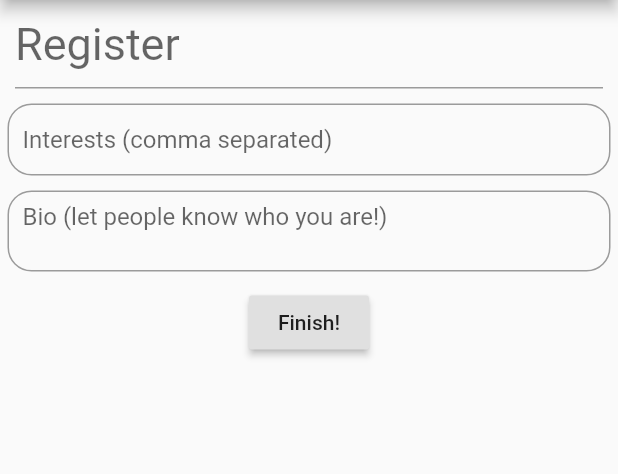
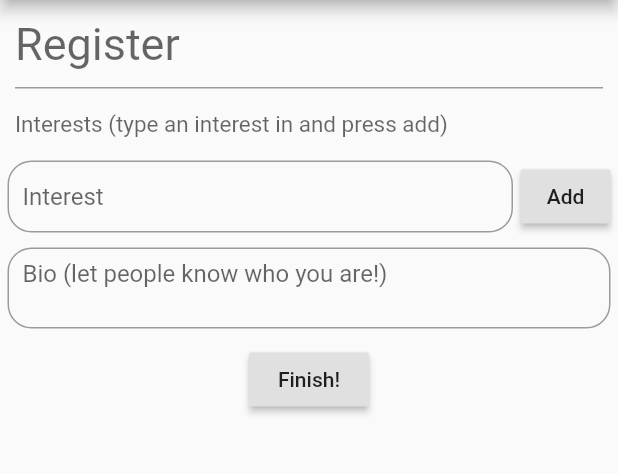
Before and after one commit to ben-rampel/Clique-App, a Flutter app: the UserInformationScreen screen opened directly, on a phone screen of 412 x 824 dp, the part 84-558 px from its top. Run offline on Flutter 3.47's test engine with Material 2 defaults, Android fonts, the phone set to English and light mode, and no system bars; our stand-ins replace flutter_secure_storage, geolocator; missing offline and left inert: frideos_core; accounts and stored records are empty.

Commit message:
Added interest list functionality

```diff
--- a/lib/registerScreens.dart
+++ b/lib/registerScreens.dart
@@ -159,10 +159,13 @@ class UserInformationScreen extends StatefulWidget {
   }
 }
 
+class _UserInformationScreenState extends State<UserInformationScreen> {
+  List<String> interests = [];
+  String tempInterest;
+  String bio;
 
-class _UserInformationScreenState extends State<UserInformationScreen> {
-  List<String> interests;
-  String bio;
+  final TextEditingController _controller = new TextEditingController();
+  final _formKey = GlobalKey<FormState>();
 
   @override
   Widget build(BuildContext context) {
@@ -173,6 +176,7 @@ class _UserInformationScreenState extends State<UserInformationScreen> {
         body: Column(
           children: <Widget>[
             Form(
+              key: _formKey,
               child: Column(
                 children: <Widget>[
                   Padding(
@@ -187,24 +191,69 @@ class _UserInformationScreenState extends State<UserInformationScreen> {
                       textAlign: TextAlign.left,
                     ),
                   ),
-                  SizedBox(height: 10.0),
+                  Padding(
+                    padding: new EdgeInsets.symmetric(vertical: 0.0, horizontal: 10.0),
+                    child: TextField(
+                      decoration: InputDecoration(
+                        hintText: "Interests (type an interest in and press add)",
+                        border: InputBorder.none,
+                      ),
+                      style: new TextStyle(
+                        fontSize: 15.0,
+                      ),
+                      textAlign: TextAlign.left,
+                    ),
+                  ),
                   Padding(
                     padding: new EdgeInsets.only(left: 5.0, right: 5.0),
+                    child: Row(
+                      children: <Widget>[
+                        Expanded(
+                          child: Padding(
+                            padding: new EdgeInsets.only(right: 5.0),
                             child: TextFormField(
+                              controller: _controller,
                               decoration: InputDecoration(
-                        hintText: "Interests (comma separated)",
+                                hintText: "Interest",
                                 border: new OutlineInputBorder(
                                     borderRadius: new BorderRadius.circular(16.0),
                                     borderSide: new BorderSide()),
                                 contentPadding: new EdgeInsets.symmetric(vertical: 8.0, horizontal: 10.0),
                               ),
                               validator: (String newValue) {
-                        interests = newValue.split(",");
+                                tempInterest = newValue;
                                 return null;
                               },
                               textAlign: TextAlign.left,
                             ),
                           ),
+                        ),
+
+                        Container(
+                          child: SizedBox(
+                              width: 60.0,
+                              child: RaisedButton(
+                                child: Text("Add"),
+                                onPressed: () {
+                                  _formKey.currentState.validate();
+                                  if(tempInterest != null) {
+                                    if (interests == null) {
+                                      interests = [tempInterest];
+                                    } else {
+                                      interests.add(tempInterest);
+                                    }
+                                    _controller.text = '';
+                                  }
+                                },
+                              )
+                          ),
+                        ),
+                      ],
+                    ),
+                  ),
+
+
+
                   SizedBox(height: 10.0),
                   Padding(
                     padding: new EdgeInsets.only(left: 5.0, right: 5.0),
@@ -219,7 +268,6 @@ class _UserInformationScreenState extends State<UserInformationScreen> {
                         contentPadding: new EdgeInsets.symmetric(vertical: 8.0, horizontal: 10.0),
                       ),
                       validator: (String newValue) {
-                        interests = newValue.split(",");
                         return null;
                       },
                       textAlign: TextAlign.left,
```
Lines whose indentation alone changed are shown as unchanged.
